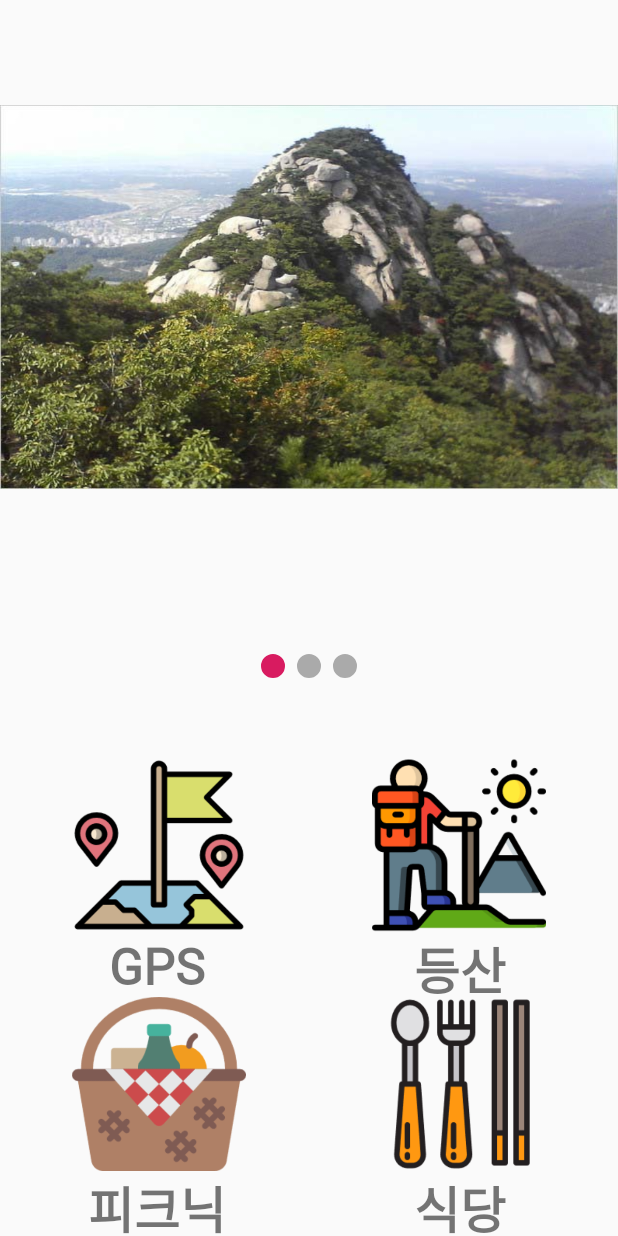
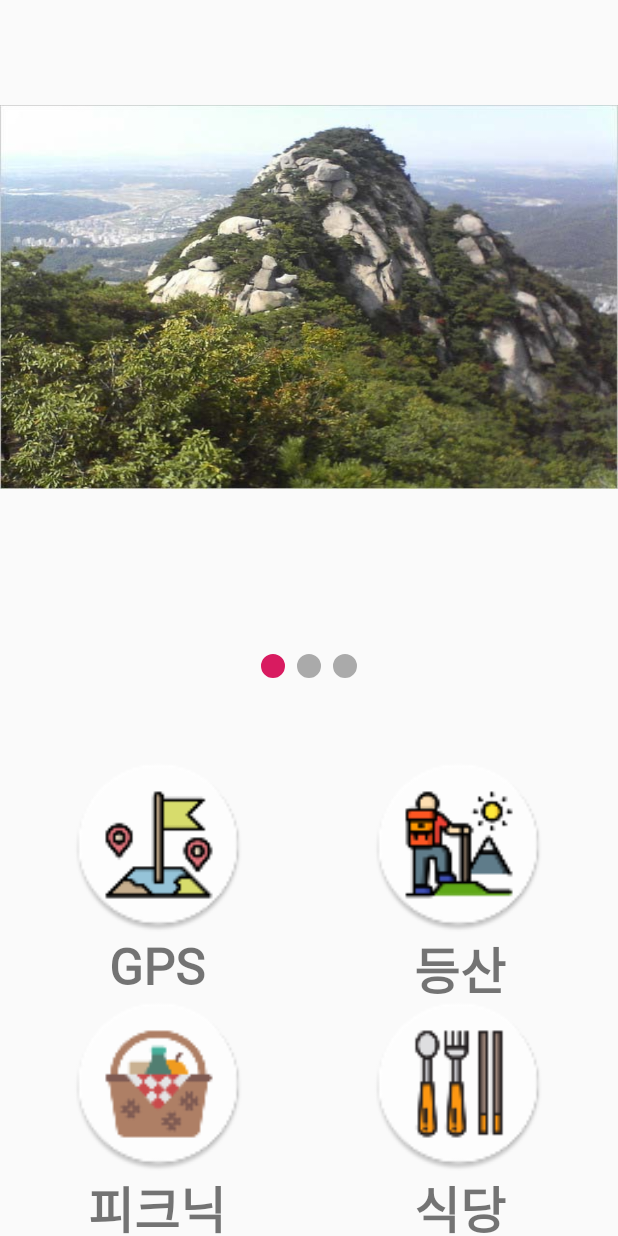
Before and after one commit to dltpt99/Gongmo, an Android app: the screen it shows after launch (MainActivity), on a phone screen of 412 x 824 dp. Run offline under Robolectric (Android 15) with nearby library versions, the phone set to English and light mode, and no system bars.

```diff
--- a/app/src/main/res/layout/activity_main.xml
+++ b/app/src/main/res/layout/activity_main.xml
@@ -41,7 +41,7 @@
         android:scaleType="fitCenter"
         app:layout_constraintBottom_toTopOf="@+id/Climbbtn"
         app:layout_constraintEnd_toEndOf="parent"
-        app:srcCompat="@drawable/hiking_btn" />
+        app:srcCompat="@mipmap/hiking_btn" />
 
     <TextView
         android:id="@+id/Climbbtn"
@@ -67,7 +67,7 @@
         android:scaleType="fitCenter"
         app:layout_constraintBottom_toTopOf="@+id/GPSbtn"
         app:layout_constraintStart_toStartOf="parent"
-        app:srcCompat="@drawable/gps_btn" />
+        app:srcCompat="@mipmap/gps_btn" />
 
     <ImageButton
         android:id="@+id/restaurantButton"
@@ -80,7 +80,7 @@
         android:scaleType="fitCenter"
         app:layout_constraintBottom_toTopOf="@+id/Restaurantbtn"
         app:layout_constraintEnd_toEndOf="parent"
-        app:srcCompat="@drawable/rst_btn" />
+        app:srcCompat="@mipmap/rst_btn" />
 
     <TextView
         android:id="@+id/Picnicbbtn"
@@ -132,7 +132,7 @@
         android:scaleType="fitCenter"
         app:layout_constraintBottom_toTopOf="@+id/Picnicbbtn"
         app:layout_constraintStart_toStartOf="parent"
-        app:srcCompat="@drawable/picnic_btn" />
+        app:srcCompat="@mipmap/picnic_btn" />
 
 
 </androidx.constraintlayout.widget.ConstraintLayout>
```
